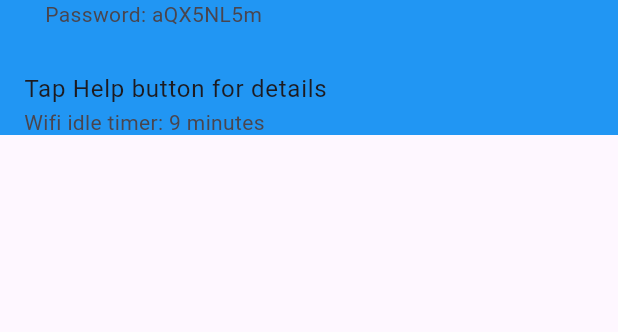
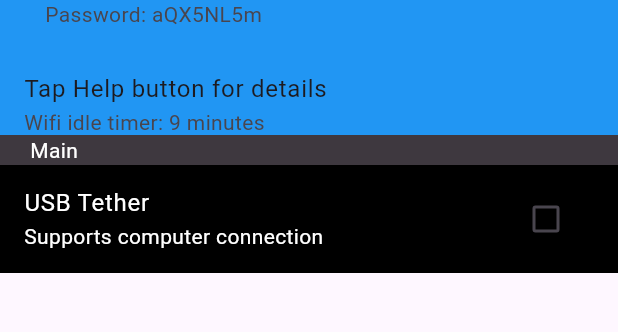
Before and after one commit to restenPiz/Pda-net-_-App, a Flutter app: the screen it shows after launch, on a phone screen of 412 x 824 dp, the part 249-581 px from its top. Run offline on Flutter 3.47's test engine with Material 2 defaults, Android fonts, the phone set to English and light mode, and no system bars.

Commit message:
Some updates in my application

```diff
--- a/pda_net/lib/Screen/first.dart
+++ b/pda_net/lib/Screen/first.dart
@@ -46,10 +46,35 @@ class _firstScreenState extends State<firstScreen> {
             ),
           ),
           Container(
-
+            color: Colors.black,
             //?Inicio da coluna que contem o conteudo da minha application
             child: Column(
+              children: [
 
+                //?Inicio do container contendo o titulo da section
+                Container(
+                  padding: EdgeInsets.only(left: 20.0),
+                  width: 500,
+                  color: Color.fromARGB(255, 62, 56, 63),
+                  child: Text('Main',
+                  style: TextStyle(color: Colors.white),
+                  ),
+                ),
+
+                //?Inicio da section
+                ListTile(
+                  title: Text('USB Tether',
+                    style: TextStyle(color: Colors.white,),
+                  ),
+                  subtitle: Text('Supports computer connection',
+                    style: TextStyle(color: Colors.white),
+                  ),
+                  trailing: Checkbox(
+                    value: false,
+                    onChanged: (bool?value){},
+                  ),
+                ),
+              ],
             ),
 
           ),
```
